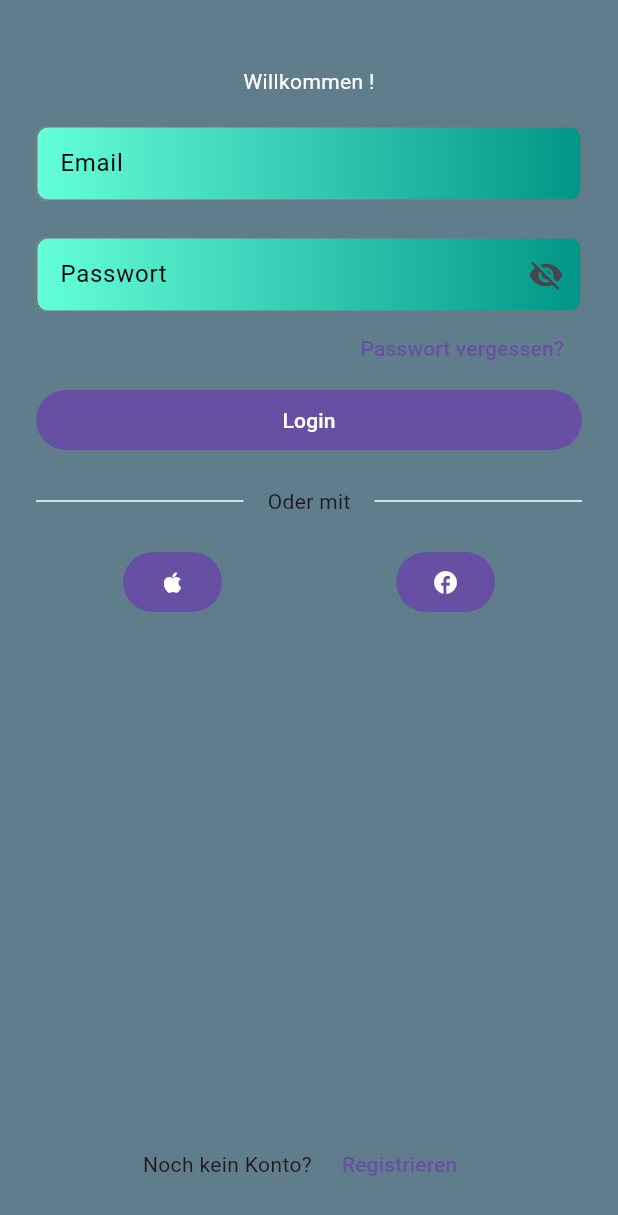
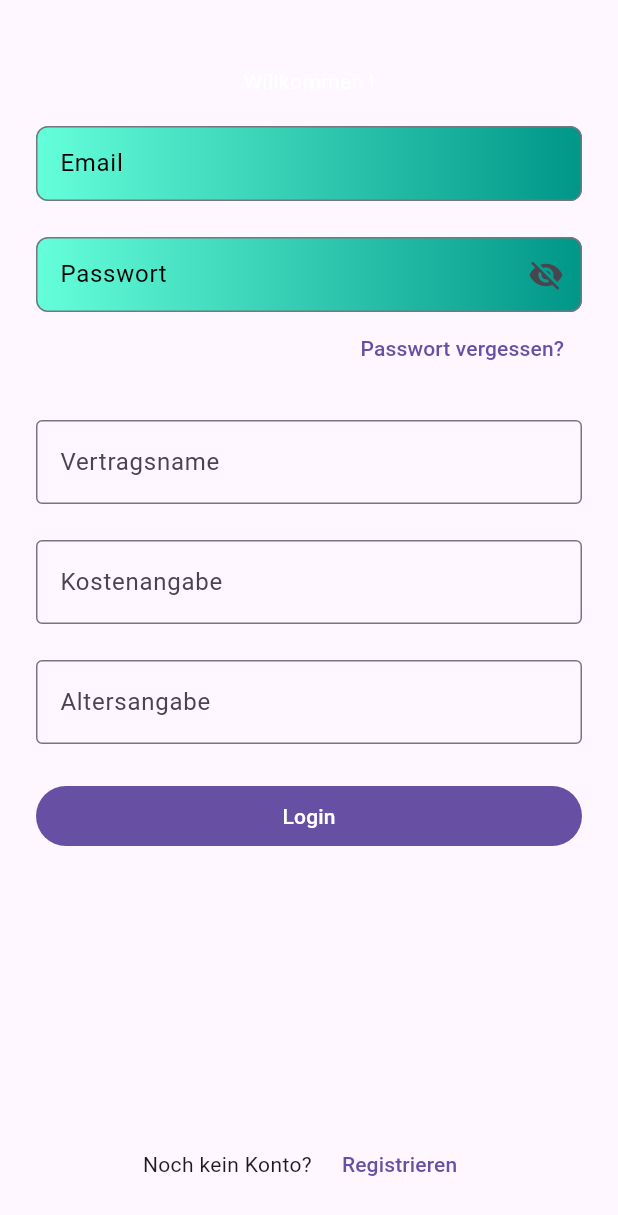
Before and after one commit to BastianErfurth/user_input_tasksheet513, a Flutter app: the screen it shows after launch, on a phone screen of 412 x 824 dp. Shown: the top 1215 px of the screen. Run offline on Flutter 3.47's test engine with Material 3 defaults, Android fonts, the light colour scheme and no system bars.

Commit message:
TS5.4.1 gelöst

```diff
--- a/lib/login_screen.dart
+++ b/lib/login_screen.dart
@@ -11,13 +11,13 @@ class LoginScreen extends StatefulWidget {
 }
 
 class _LoginScreenState extends State<LoginScreen> {
-  bool _isObscured = true;
+  final bool _isObscured = true;
   final TextEditingController _emailController = TextEditingController();
   final TextEditingController _passwordController = TextEditingController();
   @override
   Widget build(BuildContext context) {
     return Scaffold(
-      backgroundColor: Colors.blueGrey,
+      //backgroundColor: Colors.blueGrey,
       body: SafeArea(
         child: Padding(
           padding: EdgeInsets.all(24.0),
@@ -58,6 +58,37 @@ class _LoginScreenState extends State<LoginScreen> {
                         ),
                       ),
                     ),
+                    SizedBox(height: 24),
+                    TextFormField(
+                      validator: validateContractName,
+                      autovalidateMode: AutovalidateMode.onUserInteraction,
+                      decoration: InputDecoration(
+                        fillColor: Colors.cyan,
+                        border: OutlineInputBorder(),
+                        hintText: "Vertragsname",
+                      ),
+                    ),
+                    SizedBox(height: 24),
+                    TextFormField(
+                      validator: validateCost,
+                      autovalidateMode: AutovalidateMode.onUserInteraction,
+                      decoration: InputDecoration(
+                        fillColor: Colors.cyan,
+                        border: OutlineInputBorder(),
+                        hintText: "Kostenangabe",
+                      ),
+                    ),
+                    SizedBox(height: 24),
+                    TextFormField(
+                      validator: validateAge,
+                      autovalidateMode: AutovalidateMode.onUserInteraction,
+                      decoration: InputDecoration(
+                        fillColor: Colors.cyan,
+                        border: OutlineInputBorder(),
+                        hintText: "Altersangabe",
+                      ),
+                    ),
+                    SizedBox(height: 24),
                     SizedBox(
                       width: double.infinity,
                       child: FilledButton(
@@ -85,45 +116,6 @@ class _LoginScreenState extends State<LoginScreen> {
                 ),
               ),
               SizedBox(height: 20),
-              Row(
-                spacing: 16,
-                children: [
-                  Expanded(
-                      child: Divider(
-                    color: Colors.white,
-                  )),
-                  Text("Oder mit"),
-                  Expanded(
-                      child: Divider(
-                    color: Colors.white,
-                  )),
-                ],
-              ),
-              SizedBox(height: 20),
-              Row(
-                mainAxisAlignment: MainAxisAlignment.spaceAround,
-                children: [
-                  FilledButton.icon(
-                      onPressed: () {},
-                      label: Center(
-                        child: Row(children: [
-                          Icon(Icons.apple),
-                          //Text("Login with Apple")
-                        ]),
-                      )),
-                  FilledButton(
-                      onPressed: () {},
-                      child: Center(
-                        child: Row(
-                          spacing: 4,
-                          children: [
-                            Icon(Icons.facebook),
-                            //Text("Login with Facebook")
-                          ],
-                        ),
-                      )),
-                ],
-              ),
               Spacer(),
               Row(
                 mainAxisAlignment: MainAxisAlignment.center,
@@ -149,4 +141,57 @@ class _LoginScreenState extends State<LoginScreen> {
     _passwordController.dispose();
     super.dispose();
   }
+
+  String? validateContractName(String? userInput) {
+    if (userInput == null || userInput.isEmpty) {
+      return "Bitte Vertragsnamen eingeben";
+    }
+    if (userInput.length < 3) {
+      return "Vertragsname muss mindestens 3 Zeichen lang sein";
+    }
+    if (userInput.length > 20) {
+      return "Vertragsname darf maximal 20 Zeichen lang sein";
+    }
+    return null;
+  }
+
+  String? validateCost(String? userInput) {
+    if (userInput == null || userInput.isEmpty) {
+      return "Bitte Kostenangabe eingeben";
+    }
+    if (double.tryParse(userInput) == null) {
+      return "Bitte eine gültige Zahl eingeben";
+    }
+    if (double.parse(userInput) < 0) {
+      return "Bitte eine positive Zahl eingeben";
+    }
+    if (userInput.contains(" ")) {
+      return "Bitte keine Leerzeichen verwenden";
+    }
+    if (userInput.contains(",")) {
+      return "Bitte Punkt statt Komm verwenden";
+    }
+
+    return null;
+  }
+
+  String? validateAge(String? userInput) {
+    if (userInput == null || userInput.isEmpty) {
+      return "Bitte Altersangabe eingeben";
+    }
+    if (int.tryParse(userInput) == null) {
+      return "Bitte eine gültige Zahl eingeben";
+    }
+    if (int.parse(userInput) < 0) {
+      return "Bitte eine positive Zahl eingeben";
+    }
+    if (int.parse(userInput) > 120) {
+      return "Bitte eine Zahl kleiner als 120 eingeben";
+    }
+    if (userInput.length > 3) {
+      return "Bitte keine mehr als 3 Ziffern eingeben";
+    }
+
+    return null;
+  }
 }
```
